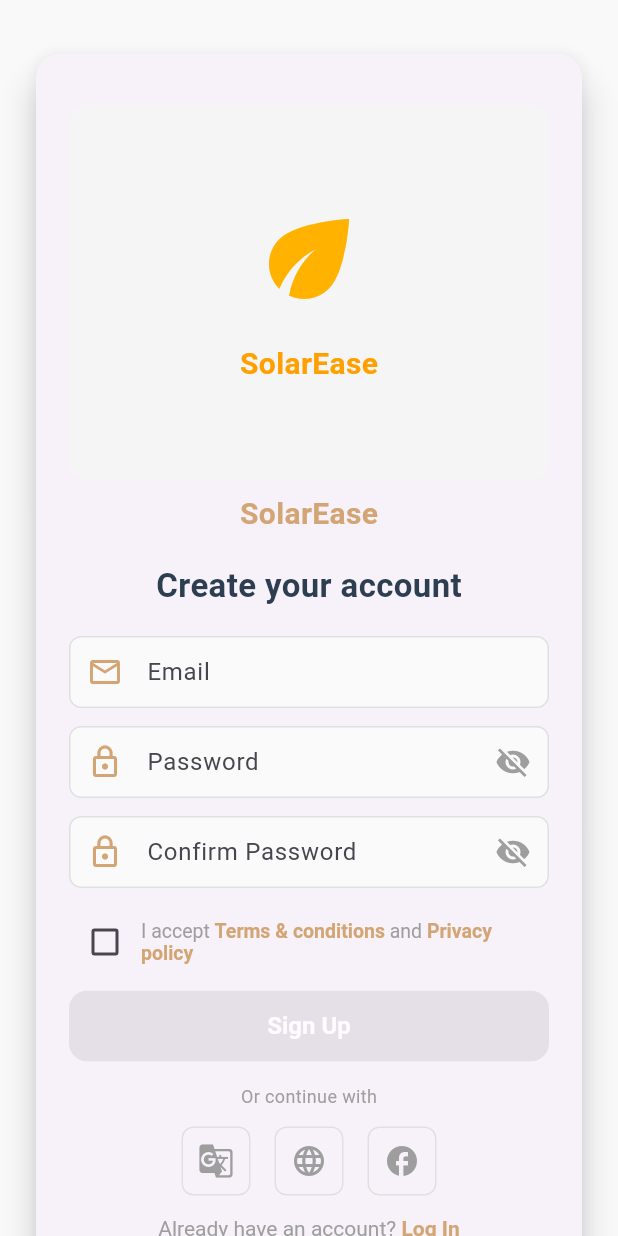
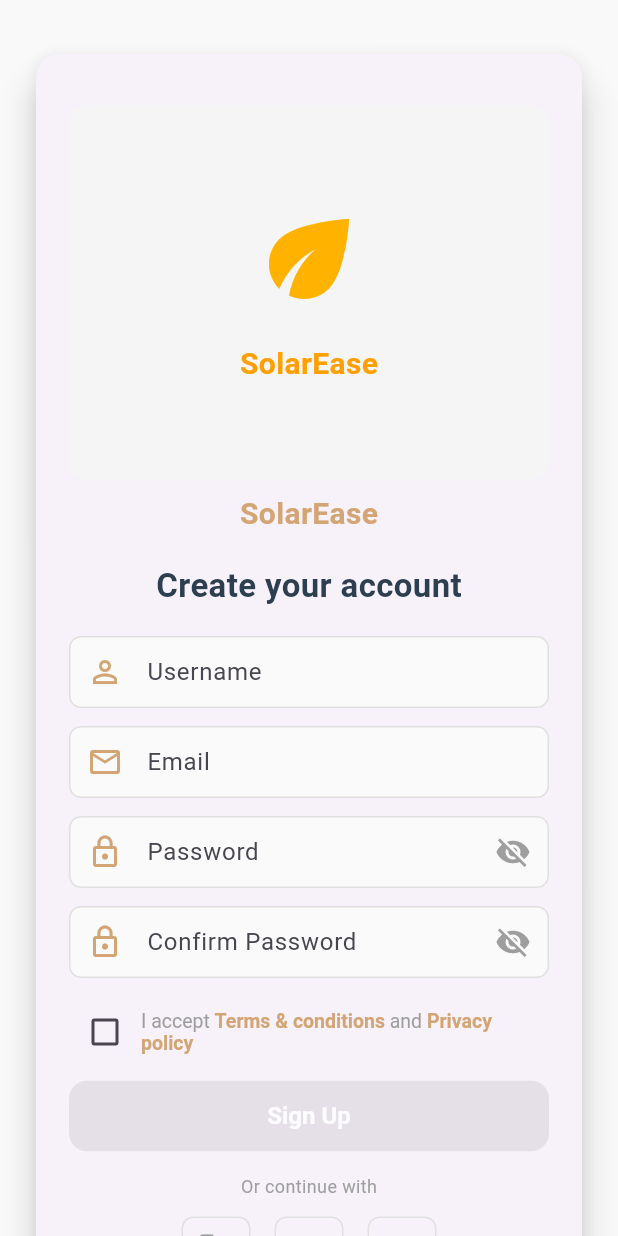
Before and after one commit to muzzdenz/solarease, a Flutter app: the SignupScreen screen opened by its route, on a phone screen of 412 x 824 dp. Run offline on Flutter 3.47's test engine with Material 3 defaults, Android fonts, the phone set to English and light mode, and no system bars; our stand-ins replace flutter_map, geolocator, latlong2, shared_preferences; accounts and stored records are empty.

Commit message:
menambahkan username di sugnup

```diff
--- a/lib/screens/auth/signup_screen.dart
+++ b/lib/screens/auth/signup_screen.dart
@@ -16,10 +16,12 @@ class _SignupScreenState extends State<SignupScreen>
     with SingleTickerProviderStateMixin {
   final _formKey = GlobalKey<FormState>();
 
+  final usernameController = TextEditingController();
   final emailController = TextEditingController();
   final passwordController = TextEditingController();
   final confirmPasswordController = TextEditingController();
 
+  final FocusNode _usernameFocus = FocusNode();
   final FocusNode _emailFocus = FocusNode();
   final FocusNode _passwordFocus = FocusNode();
   final FocusNode _confirmFocus = FocusNode();
@@ -43,14 +45,22 @@ class _SignupScreenState extends State<SignupScreen>
 
   @override
   void dispose() {
+    usernameController.dispose();
     emailController.dispose();
     passwordController.dispose();
     confirmPasswordController.dispose();
+    _usernameFocus.dispose();
     _emailFocus.dispose();
     _passwordFocus.dispose();
     _confirmFocus.dispose();
     _animController.dispose();
     super.dispose();
+  }
+
+  String? _validateUsername(String? v) {
+    if (v == null || v.trim().isEmpty) return 'Username wajib diisi';
+    if (v.trim().length < 3) return 'Username minimal 3 karakter';
+    return null;
   }
 
   String? _validateEmail(String? v) {
@@ -178,6 +188,27 @@ class _SignupScreenState extends State<SignupScreen>
                               : AutovalidateMode.disabled,
                           child: Column(
                             children: [
+                               TextFormField(
+                                controller: usernameController,
+                                focusNode: _usernameFocus,
+                                decoration: InputDecoration(
+                                  labelText: 'Username',
+                                  hintText: 'Choose a username',
+                                  prefixIcon: const Icon(Icons.person_outline, color: AppTheme.primaryGold),
+                                  filled: true,
+                                  fillColor: Colors.grey.shade50,
+                                  border: OutlineInputBorder(
+                                    borderRadius: BorderRadius.circular(12),
+                                    borderSide: BorderSide.none,
+                                  ),
+                                ),
+                                validator: _validateUsername,
+                                textInputAction: TextInputAction.next,
+                                onFieldSubmitted: (_) {
+                                  FocusScope.of(context).requestFocus(_emailFocus);
+                                },
+                               ),
+                              const SizedBox(height: 12),
                               TextFormField(
                                 controller: emailController,
                                 focusNode: _emailFocus,
```
